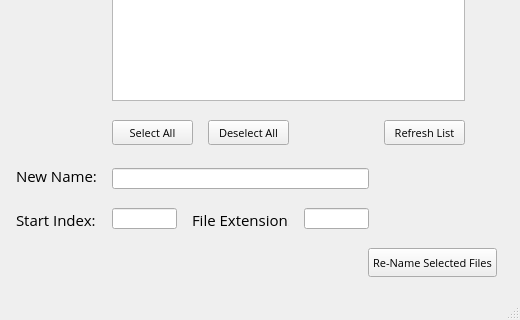
The window that gui_list.ui (rustykatz/eznamer) describes before a commit, drawn with Qt 5; both pictures show x 0 to 520 and y 280 to 600 of the 520 by 600 pixel window.
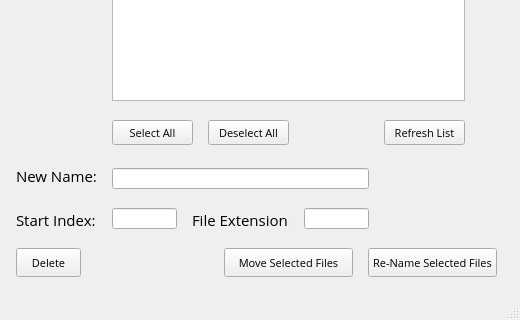
The same window after the commit. Icons and pictures are not drawn.

Patch:
```diff
--- a/gui_list.ui
+++ b/gui_list.ui
@@ -364,6 +364,44 @@
      <string>Refresh List</string>
     </property>
    </widget>
+   <widget class="QPushButton" name="btn_files_delete">
+    <property name="geometry">
+     <rect>
+      <x>16</x>
+      <y>528</y>
+      <width>65</width>
+      <height>29</height>
+     </rect>
+    </property>
+    <property name="font">
+     <font>
+      <family>Open Sans</family>
+      <pointsize>8</pointsize>
+     </font>
+    </property>
+    <property name="text">
+     <string>Delete</string>
+    </property>
+   </widget>
+   <widget class="QPushButton" name="btn_files_move">
+    <property name="geometry">
+     <rect>
+      <x>224</x>
+      <y>528</y>
+      <width>129</width>
+      <height>29</height>
+     </rect>
+    </property>
+    <property name="font">
+     <font>
+      <family>Open Sans</family>
+      <pointsize>8</pointsize>
+     </font>
+    </property>
+    <property name="text">
+     <string>Move Selected Files</string>
+    </property>
+   </widget>
   </widget>
   <widget class="QMenuBar" name="menubar">
    <property name="geometry">
```
Left out of the diff: 2 changed lines with no effect on the pictures.
